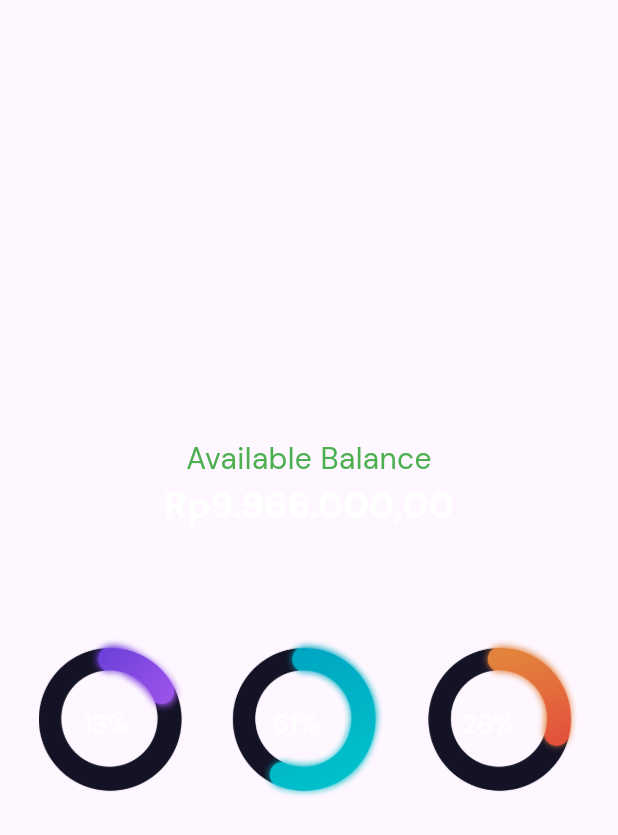
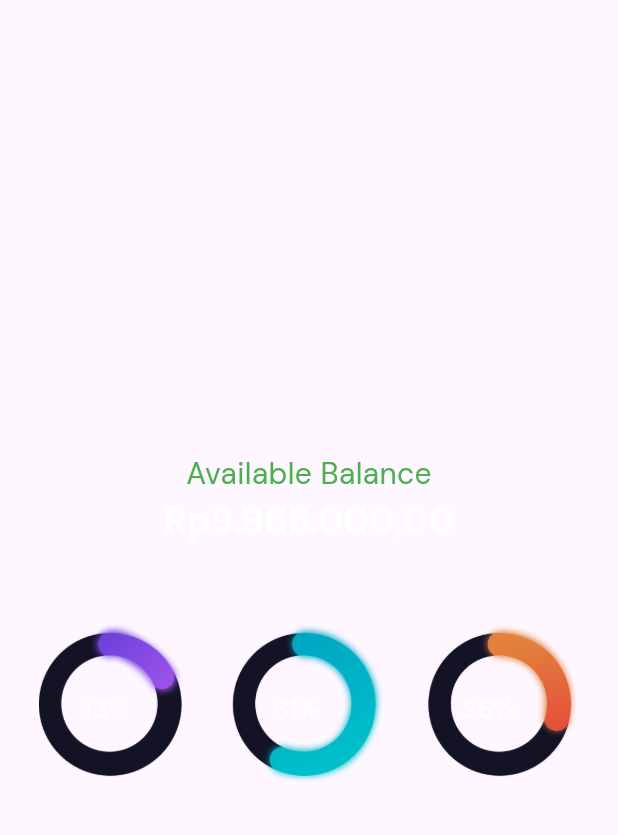
Before and after one commit to vann10/projek_pab_duit, a Flutter app: what balance() shows on an empty page, opened directly, on a phone screen of 412 x 824 dp. Shown: the top 835 px of the screen. Run offline on Flutter 3.47's test engine with Material 3 defaults, Android fonts, the phone set to English and light mode, and no system bars; our stand-ins replace equatable, flutter_bloc, google_fonts.

Commit message:
pindah file aja

```diff
--- a/lib/login.dart
+++ b/lib/login.dart
@@ -1,7 +1,7 @@
 // login.dart
 import 'package:flutter/material.dart';
 import 'package:flutter_bloc/flutter_bloc.dart';
-import 'login_bloc.dart';
+import 'blocs/login_bloc.dart';
 import 'login_portrait.dart';
 import 'login_landscape.dart';
 
--- a/lib/login_landscape.dart
+++ b/lib/login_landscape.dart
@@ -3,7 +3,7 @@ import 'package:flutter/material.dart';
 import 'package:flutter/cupertino.dart';
 import 'package:flutter_bloc/flutter_bloc.dart';
 import 'package:google_fonts/google_fonts.dart';
-import 'login_bloc.dart';
+import 'blocs/login_bloc.dart';
 
 class LoginLandscape extends StatelessWidget {
   const LoginLandscape({super.key});
--- a/lib/login_portrait.dart
+++ b/lib/login_portrait.dart
@@ -3,7 +3,7 @@ import 'package:flutter/material.dart';
 import 'package:flutter/cupertino.dart';
 import 'package:flutter_bloc/flutter_bloc.dart';
 import 'package:google_fonts/google_fonts.dart';
-import 'login_bloc.dart';
+import 'blocs/login_bloc.dart';
 
 class LoginPortrait extends StatelessWidget {
   const LoginPortrait({super.key});
--- a/lib/widgets/balance.dart
+++ b/lib/widgets/balance.dart
@@ -18,7 +18,7 @@ Widget balance() {
             fontWeight: FontWeight.bold,
           ),
         ),
-        SizedBox(height: 70),
+        SizedBox(height: 50),
         Image.asset('assets/images/percentage.png', width: 360),
       ],
     ),
```
Also changed, not shown: lib/blocs/login_bloc.dart (renamed from lib/login_bloc.dart), pubspec.lock.
